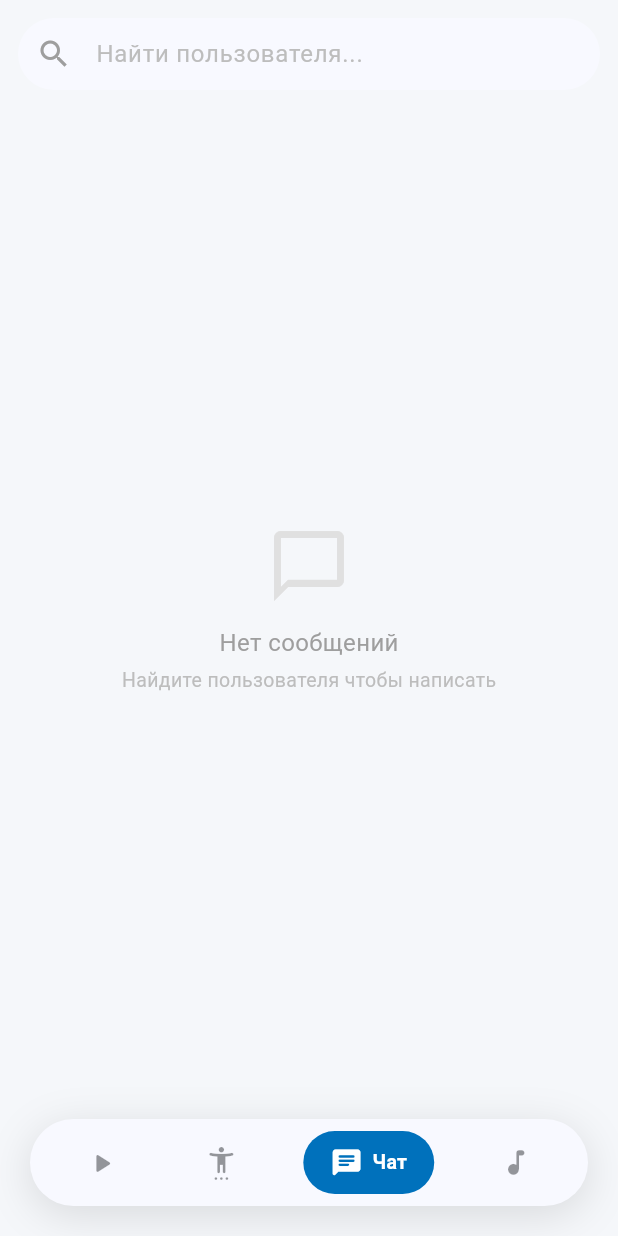
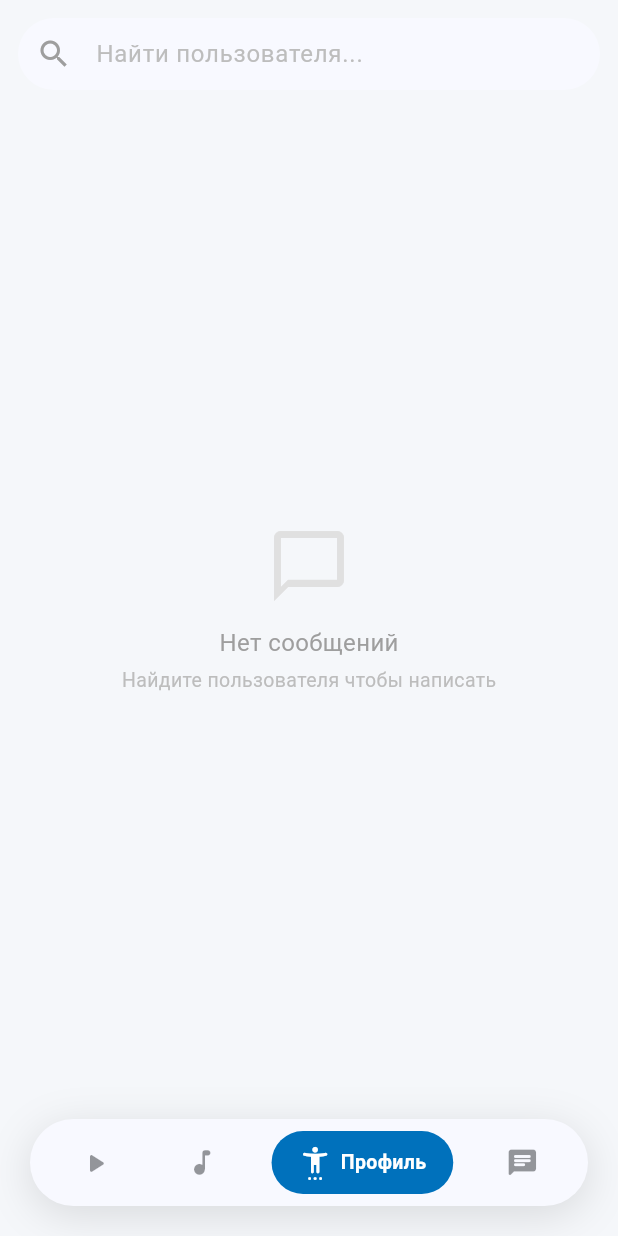
Before and after one commit to whaleopop/players_clique, a Flutter app: the screen it shows once a user with an empty profile is signed in, item 3 of the bottom bar chosen, on a phone screen of 412 x 824 dp. Run offline on Flutter 3.47's test engine with Material 3 defaults, Android fonts, the light colour scheme and no system bars; our stand-ins replace cloud_firestore, file_picker, firebase_auth, firebase_core, firebase_storage, flutter_svg and 2 more; missing offline and left inert: dart:js_interop; accounts and stored records are empty.

Commit message:
Update home_page.dart

```diff
--- a/lib/src/pages/home_page.dart
+++ b/lib/src/pages/home_page.dart
@@ -83,9 +83,10 @@ class _MyHomePage extends State<MyHomePage> {
           mainAxisAlignment: MainAxisAlignment.spaceAround,
           children: [
             _navItem(context, 0, PlayerIcon.play_arrow_fill, 'Лента'),
-            _navItem(context, 1, PlayerIcon.settings_accessibility_fill, 'Профиль'),
-            _navItem(context, 2, PlayerIcon.chat_fill, 'Чат'),
-            _navItem(context, 3, Icons.music_note_rounded, 'Музыка'),
+            _navItem(context, 1, Icons.music_note_rounded, 'Музыка'),
+            _navItem(context, 2, PlayerIcon.settings_accessibility_fill, 'Профиль'),
+            _navItem(context, 3, PlayerIcon.chat_fill, 'Чат'),
+
           ],
         ),
       ),
```
